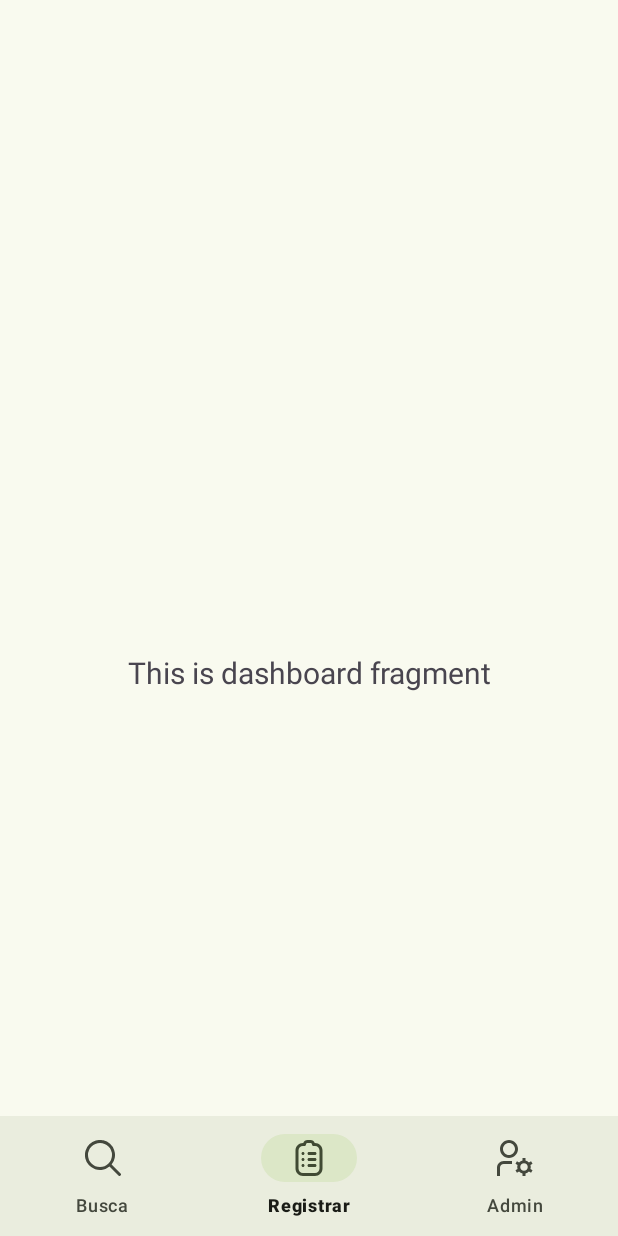
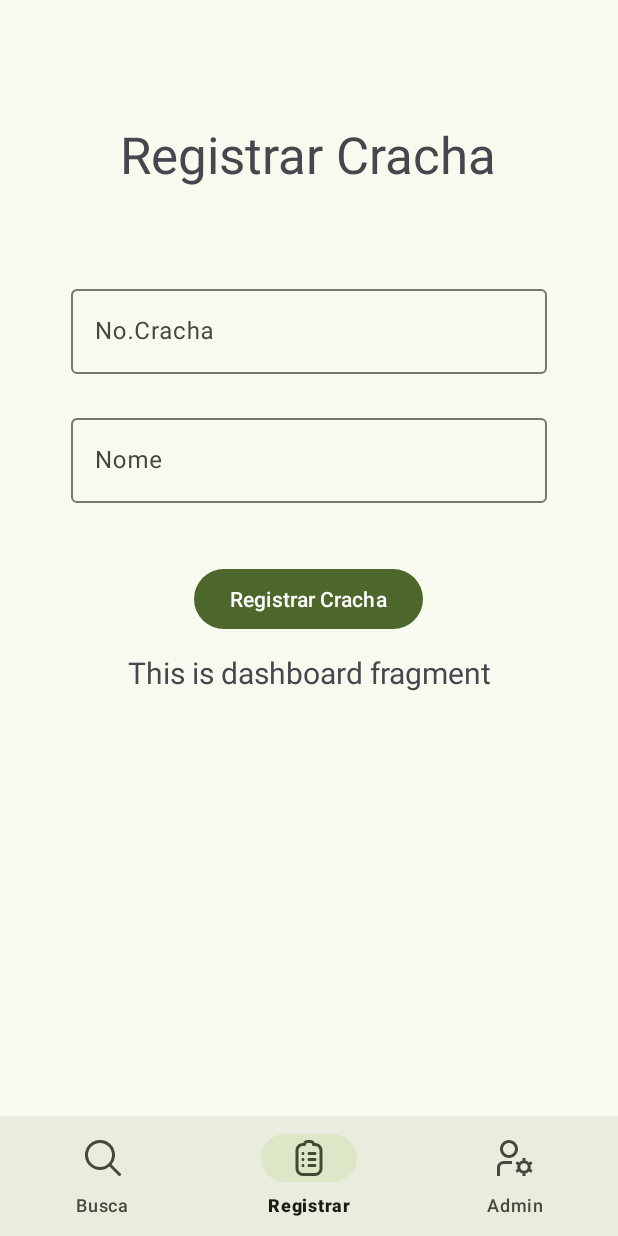
Before and after one commit to beatrizmarioti/Projeto-J-F, an Android app: the DashboardFragment screen opened through its navigation route, on a phone screen of 412 x 824 dp. Run offline under Robolectric (Android 15) with nearby library versions, the phone set to English and light mode, and no system bars; our stand-ins replace navigation-ui.

Commit message:
Subindo Layout de Resgistrar Cracha

```diff
--- a/app/src/main/res/layout/fragment_dashboard.xml
+++ b/app/src/main/res/layout/fragment_dashboard.xml
@@ -19,4 +19,63 @@
         app:layout_constraintEnd_toEndOf="parent"
         app:layout_constraintStart_toStartOf="parent"
         app:layout_constraintTop_toTopOf="parent" />
+
+    <TextView
+        android:id="@+id/textView"
+        android:layout_width="wrap_content"
+        android:layout_height="wrap_content"
+        android:layout_marginStart="80dp"
+        android:layout_marginTop="16dp"
+        android:layout_marginEnd="81dp"
+        android:text="Registrar Cracha"
+        android:textSize="34sp"
+        app:layout_constraintEnd_toEndOf="parent"
+        app:layout_constraintStart_toStartOf="parent"
+        app:layout_constraintTop_toTopOf="parent" />
+
+    <com.google.android.material.textfield.TextInputLayout
+        android:id="@+id/textInputLayout2"
+        android:layout_width="317dp"
+        android:layout_height="70dp"
+        android:layout_marginStart="47dp"
+        android:layout_marginTop="62dp"
+        android:layout_marginEnd="47dp"
+        app:layout_constraintEnd_toEndOf="parent"
+        app:layout_constraintStart_toStartOf="parent"
+        app:layout_constraintTop_toBottomOf="@+id/textView">
+
+        <com.google.android.material.textfield.TextInputEditText
+            android:layout_width="match_parent"
+            android:layout_height="wrap_content"
+            android:hint="No.Cracha" />
+    </com.google.android.material.textfield.TextInputLayout>
+
+    <com.google.android.material.textfield.TextInputLayout
+        android:id="@+id/textInputLayout"
+        android:layout_width="317dp"
+        android:layout_height="70dp"
+        android:layout_marginStart="47dp"
+        android:layout_marginTop="16dp"
+        android:layout_marginEnd="47dp"
+        app:layout_constraintEnd_toEndOf="parent"
+        app:layout_constraintStart_toStartOf="parent"
+        app:layout_constraintTop_toBottomOf="@+id/textInputLayout2">
+
+        <com.google.android.material.textfield.TextInputEditText
+            android:layout_width="match_parent"
+            android:layout_height="wrap_content"
+            android:hint="Nome" />
+    </com.google.android.material.textfield.TextInputLayout>
+
+    <Button
+        android:id="@+id/button"
+        android:layout_width="wrap_content"
+        android:layout_height="wrap_content"
+        android:layout_marginStart="128dp"
+        android:layout_marginTop="32dp"
+        android:layout_marginEnd="129dp"
+        android:text="Registrar Cracha"
+        app:layout_constraintEnd_toEndOf="parent"
+        app:layout_constraintStart_toStartOf="parent"
+        app:layout_constraintTop_toBottomOf="@+id/textInputLayout" />
 </androidx.constraintlayout.widget.ConstraintLayout>
--- a/app/src/main/res/layout/fragment_home.xml
+++ b/app/src/main/res/layout/fragment_home.xml
@@ -19,4 +19,5 @@
         app:layout_constraintEnd_toEndOf="parent"
         app:layout_constraintStart_toStartOf="parent"
         app:layout_constraintTop_toTopOf="parent" />
+
 </androidx.constraintlayout.widget.ConstraintLayout>
```
